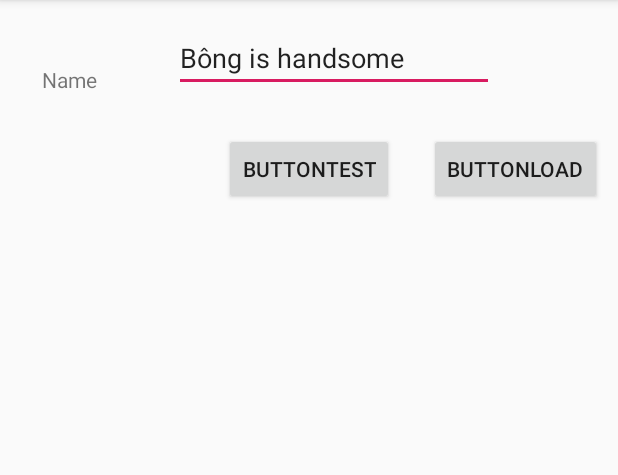
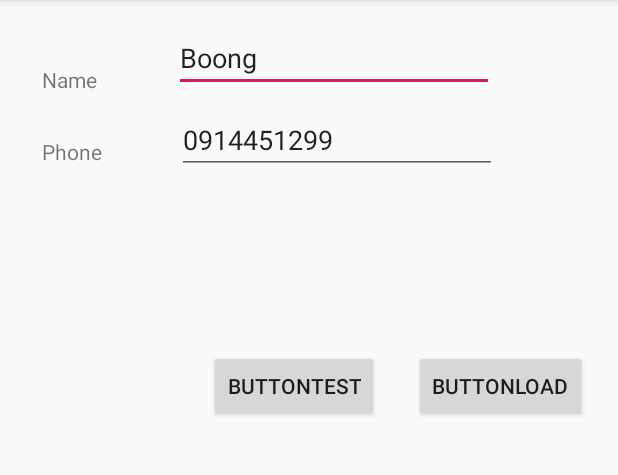
Before and after one commit to Bottle1985/MyFamily, an Android app: the screen it shows after launch (MainActivity), after a tap on "BUTTONLOAD", on a phone screen of 412 x 824 dp, the part 84-559 px from its top. Run offline under Robolectric (Android 15) with nearby library versions, the phone set to English and light mode, and no system bars; 1 other tap on this screen came first.

Commit message:
+ Added phone number

```diff
--- a/app/src/main/java/com/example/myfamily/MainActivity.java
+++ b/app/src/main/java/com/example/myfamily/MainActivity.java
@@ -9,13 +9,14 @@ import android.widget.EditText;
 import android.widget.Toast;
 
 public class MainActivity extends AppCompatActivity {
-    EditText Name;
+    EditText Name, Phone;
     DBHelper mybd;
     @Override
     protected void onCreate(Bundle savedInstanceState) {
         super.onCreate(savedInstanceState);
         setContentView(R.layout.activity_main);
         Name= (EditText) findViewById(R.id.editText);
+        Phone= (EditText) findViewById(R.id.editTextPhone);
         mybd = new DBHelper(this);
     }
     public void onClickTest(View view)
@@ -37,16 +38,16 @@ public class MainActivity extends AppCompatActivity {
         String emai = rs.getString(rs.getColumnIndex(DBHelper.CONTACTS_COLUMN_EMAIL));
         String stree = rs.getString(rs.getColumnIndex(DBHelper.CONTACTS_COLUMN_STREET));
         String plac = rs.getString(rs.getColumnIndex(DBHelper.CONTACTS_COLUMN_CITY));
-
+        Name.setText(nam);
+        Phone.setText(phon);
         if (!rs.isClosed())  {
             rs.close();
         }
-        //Toast.makeText(getApplicationContext(), "Load Successfully",
+
+        Toast.makeText(getApplicationContext(), "Load Successfully",
+               Toast.LENGTH_SHORT).show();
+         //Toast.makeText(getApplicationContext(),  nam,
          //       Toast.LENGTH_SHORT).show();
-         Toast.makeText(getApplicationContext(),  nam,
-                Toast.LENGTH_SHORT).show();
-
-
     }
 
 }
--- a/app/src/main/res/layout/activity_main.xml
+++ b/app/src/main/res/layout/activity_main.xml
@@ -26,7 +26,7 @@
         android:layout_marginStart="116dp"
         android:layout_marginLeft="116dp"
         android:layout_marginTop="16dp"
-        android:autofillHints="Name of person"
+        android:autofillHints=""
         android:ems="10"
         android:inputType="textPersonName"
         android:text="@string/person_name_edit"
@@ -37,10 +37,11 @@
         android:id="@+id/button"
         android:layout_width="wrap_content"
         android:layout_height="wrap_content"
-        android:layout_marginTop="27dp"
+        android:layout_marginTop="172dp"
         android:onClick="onClickTest"
         android:text="@string/buttonTest"
         app:layout_constraintEnd_toEndOf="parent"
+        app:layout_constraintHorizontal_bias="0.466"
         app:layout_constraintStart_toStartOf="parent"
         app:layout_constraintTop_toBottomOf="@+id/editText" />
 
@@ -55,4 +56,32 @@
         app:layout_constraintBaseline_toBaselineOf="@+id/button"
         app:layout_constraintStart_toEndOf="@+id/button" />
 
+    <TextView
+        android:id="@+id/textView2"
+        android:layout_width="wrap_content"
+        android:layout_height="wrap_content"
+        android:layout_marginStart="28dp"
+        android:layout_marginLeft="28dp"
+        android:layout_marginTop="30dp"
+        android:layout_marginBottom="26dp"
+        android:text="@string/phone"
+        app:layout_constraintBottom_toBottomOf="@+id/button"
+        app:layout_constraintStart_toStartOf="parent"
+        app:layout_constraintTop_toBottomOf="@+id/editText"
+        app:layout_constraintVertical_bias="0.0" />
+
+    <EditText
+        android:id="@+id/editTextPhone"
+        android:layout_width="wrap_content"
+        android:layout_height="wrap_content"
+        android:layout_marginStart="2dp"
+        android:layout_marginLeft="2dp"
+        android:layout_marginTop="9dp"
+        android:ems="10"
+        android:inputType="textPersonName"
+        android:text="@string/phoneNumber"
+        app:layout_constraintStart_toStartOf="@+id/editText"
+        app:layout_constraintTop_toBottomOf="@+id/editText"
+        android:importantForAutofill="no" />
+
 </androidx.constraintlayout.widget.ConstraintLayout>
--- a/app/src/main/res/values/strings.xml
+++ b/app/src/main/res/values/strings.xml
@@ -4,4 +4,6 @@
     <string name="person_name_edit">Name</string>
     <string name="button">ButtonLoad</string>
     <string name="buttonTest">ButtonTest</string>
+    <string name="phone">Phone</string>
+    <string name="phoneNumber">PhoneNumber</string>
 </resources>
```
